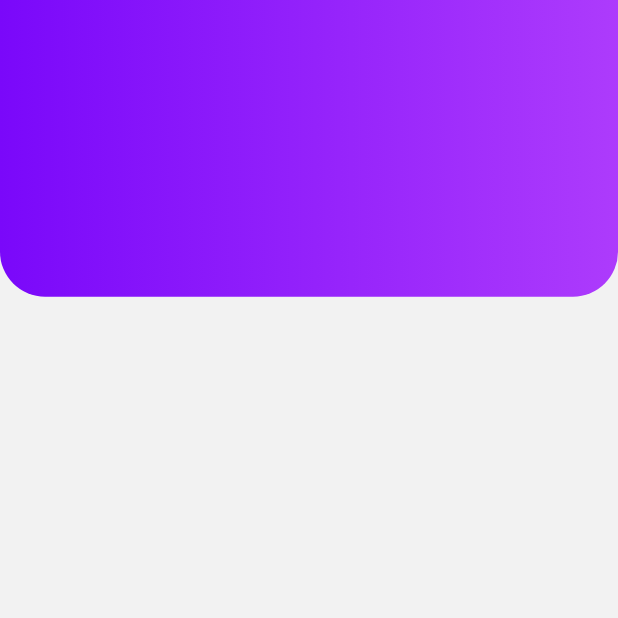
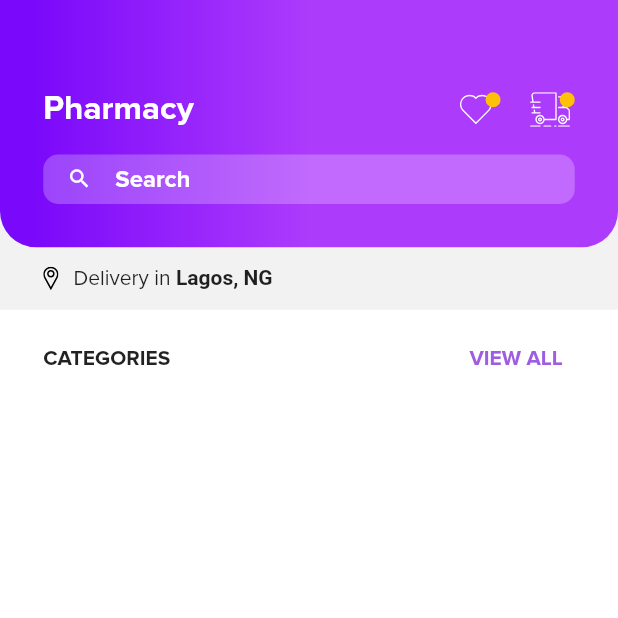
Before and after one commit to onuohasilver/drotest, a Flutter app: the screen it shows after launch, on a phone screen of 412 x 824 dp, the top half of it. Run offline on Flutter 3.47's test engine with Material 2 defaults, Android fonts, the phone set to English and light mode, and no system bars; our stand-ins replace flutter_svg, google_fonts.

Commit message:
add image and icon assets | separate store widgets

```diff
--- /dev/null
+++ b/lib/components/input/searchTextField.dart
@@ -0,0 +1,31 @@
+import 'package:drohealthtest/utilities/sizing.dart';
+import 'package:flutter/material.dart';
+
+class SearchTextField extends StatelessWidget {
+  const SearchTextField({
+    Key? key,
+  }) : super(key: key);
+
+  @override
+  Widget build(BuildContext context) {
+    SizeReference size = SizeReference(context);
+    return SizedBox(
+      height: size.height * .04,
+      child: TextField(
+        textInputAction: TextInputAction.search,
+        decoration: InputDecoration(
+            contentPadding: EdgeInsets.zero,
+            prefixIcon: Icon(Icons.search,
+                color: Colors.white, size: size.height * .02),
+            fillColor: Colors.white24,
+            filled: true,
+            hintText: 'Search',
+            hintStyle:
+                TextStyle(color: Colors.white, fontWeight: FontWeight.bold),
+            border: OutlineInputBorder(
+                borderSide: BorderSide.none,
+                borderRadius: BorderRadius.circular(10))),
+      ),
+    );
+  }
+}
--- /dev/null
+++ b/lib/components/mediumIcon.dart
@@ -0,0 +1,39 @@
+import 'package:drohealthtest/utilities/sizing.dart';
+import 'package:flutter/material.dart';
+import 'package:flutter_svg/flutter_svg.dart';
+
+class MediumIcon extends StatelessWidget {
+  final String iconUrl;
+  const MediumIcon(
+    this.iconUrl, {
+    Key? key,
+  }) : super(key: key);
+
+  @override
+  Widget build(BuildContext context) {
+    SizeReference size = SizeReference(context);
+    return Padding(
+      padding: EdgeInsets.only(left: size.width * .04),
+      child: SizedBox(
+        height: size.height * .028,
+        width: size.width * .08,
+        child: Stack(
+          children: [
+            Align(
+                alignment: Alignment.bottomCenter,
+                child:
+                    SvgPicture.asset('assets/$iconUrl', color: Colors.white)),
+            Align(
+              alignment: Alignment.topRight,
+              child: SizedBox(
+                height: 10,
+                width: 10,
+                child: Material(color: Colors.amber, type: MaterialType.circle),
+              ),
+            )
+          ],
+        ),
+      ),
+    );
+  }
+}
--- a/lib/main.dart
+++ b/lib/main.dart
@@ -15,7 +15,7 @@ class MyApp extends StatelessWidget {
         fontFamily: 'Proxima',
         primarySwatch: Colors.blue,
       ),
-      home: StoreScreen(),
+      home: Material(child: StoreScreen()),
     );
   }
 }
--- a/lib/screens/store.dart
+++ b/lib/screens/store.dart
@@ -1,6 +1,9 @@
+import 'package:drohealthtest/components/input/searchTextField.dart';
+import 'package:drohealthtest/components/mediumIcon.dart';
 import 'package:drohealthtest/utilities/colors.dart';
 import 'package:drohealthtest/utilities/sizing.dart';
 import 'package:flutter/material.dart';
+import 'package:flutter_svg/flutter_svg.dart';
 
 class StoreScreen extends StatelessWidget {
   const StoreScreen({Key? key}) : super(key: key);
@@ -12,15 +15,89 @@ class StoreScreen extends StatelessWidget {
       height: double.infinity,
       width: double.infinity,
       color: DroColors.lightGrey,
-      child: Column(children: [
-        Container(
-            height: size.height * .24,
+      child: Column(
+        children: [
+          Container(
+            height: size.height * .2,
             width: size.width * 3,
             decoration: BoxDecoration(
-              gradient: DroColors.purpleGradient,
-              borderRadius: BorderRadius.vertical(bottom: Radius.circular(30)),
-            ))
-      ]),
+                gradient: DroColors.purpleGradient,
+                borderRadius:
+                    BorderRadius.vertical(bottom: Radius.circular(24))),
+            child: Padding(
+              padding: EdgeInsets.symmetric(horizontal: size.width * .07),
+              child: Column(
+                children: [
+                  Spacer(),
+                  Row(
+                    children: [
+                      Text('Pharmacy',
+                          style: TextStyle(
+                              fontSize: size.height * .027,
+                              color: Colors.white,
+                              fontWeight: FontWeight.bold)),
+                      Spacer(),
+                      MediumIcon('heart.svg'),
+                      MediumIcon('delivery.svg'),
+                    ],
+                  ),
+                  SizedBox(height: size.height * .02),
+                  SearchTextField(),
+                  SizedBox(height: size.height * .035),
+                ],
+              ),
+            ),
+          ),
+          Padding(
+            padding: EdgeInsets.symmetric(
+                horizontal: size.width * .07, vertical: size.height * .015),
+            child: Row(
+              children: [
+                SvgPicture.asset('assets/pin.svg'),
+                SizedBox(width: 10),
+                Text.rich(
+                  TextSpan(text: 'Delivery in ', children: [
+                    TextSpan(
+                        text: 'Lagos, NG',
+                        style: TextStyle(fontWeight: FontWeight.bold))
+                  ]),
+                )
+              ],
+            ),
+          ),
+          Container(
+            height: size.height * .75,
+            width: double.infinity,
+            color: Colors.white,
+            child: Padding(
+              padding: EdgeInsets.symmetric(horizontal: size.width * .07),
+              child: Column(
+                children: [
+                  SizedBox(height: size.height * .01),
+                  Row(
+                    mainAxisAlignment: MainAxisAlignment.spaceBetween,
+                    children: [
+                      Text(
+                        'CATEGORIES',
+                        style: TextStyle(fontWeight: FontWeight.bold),
+                      ),
+                      TextButton(
+                        child: Text(
+                          'VIEW ALL',
+                          style: TextStyle(
+                              color: DroColors.purple,
+                              fontWeight: FontWeight.bold),
+                        ),
+                        onPressed: () {},
+                      ),
+                    ],
+                  ),
+                ],
+              ),
+            ),
+          )
+        ],
+      ),
     );
   }
 }
--- a/lib/utilities/colors.dart
+++ b/lib/utilities/colors.dart
@@ -9,8 +9,8 @@ class DroColors {
   static const Color lightGrey = Color(0xFFF2F2F2);
 
   ///Gradients
-  static const LinearGradient purpleGradient =
-      LinearGradient(colors: [Color(0xFF7A08FA), Color(0xffAD3BFC)]);
+  static const LinearGradient purpleGradient = LinearGradient(
+      colors: [Color(0xFF7A08FA), Color(0xffAD3BFC)], stops: [.05, .5]);
 
   static const LinearGradient redGradient =
       LinearGradient(colors: [Color(0xFFFE806F), Color(0xffE5366A)]);
```
Also changed, not shown: pubspec.yaml (+4 -3 lines), assets/delivery.svg (added), assets/headache.jpg (added), assets/heart.svg (added), assets/infant.jpg (added), assets/location.svg (added), assets/pin.svg (added), assets/supplement.jpg (added), pubspec.lock.
